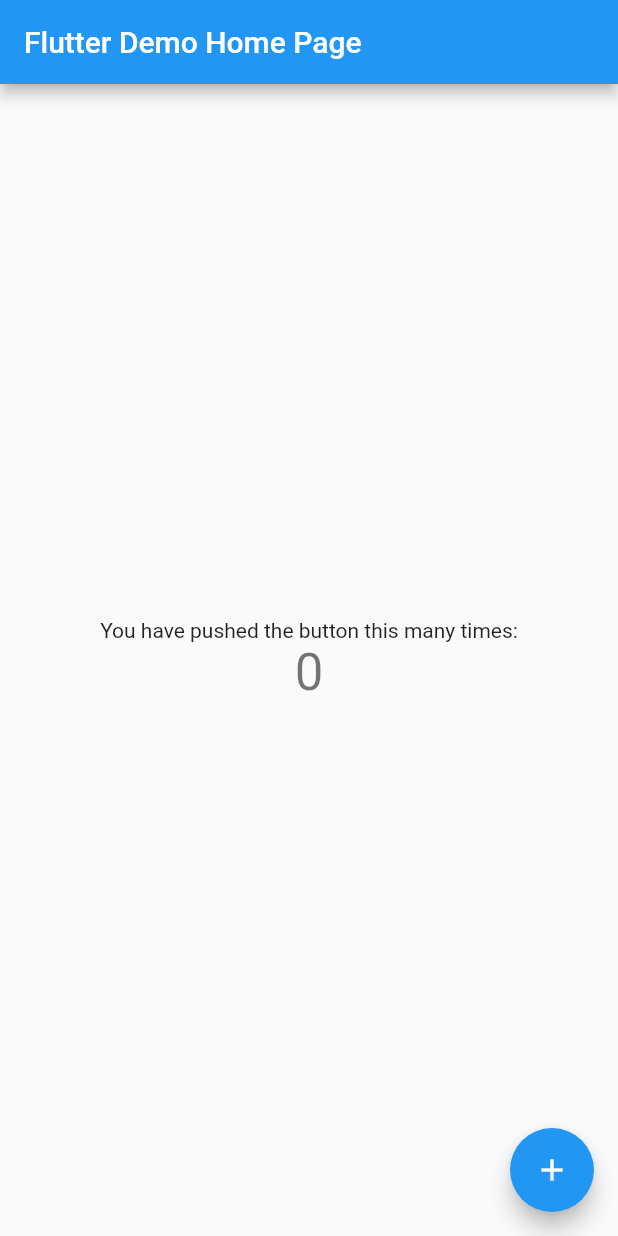
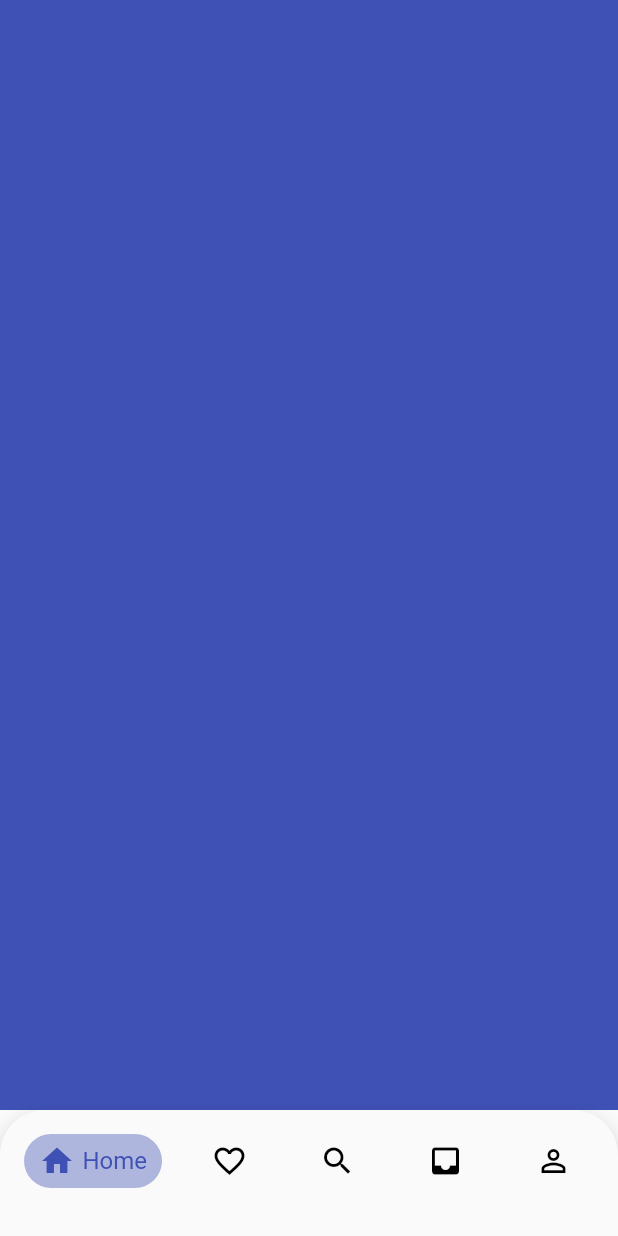
Before and after one commit to irufano/bottombar_navigation_pattern, a Flutter app: the screen it shows after launch, on a phone screen of 412 x 824 dp. Run offline on Flutter 3.47's test engine with Material 2 defaults, Android fonts, the phone set to English and light mode, and no system bars.

Commit message:
inital commit

```diff
--- /dev/null
+++ b/lib/animated_bottombar.dart
@@ -0,0 +1,117 @@
+import 'package:flutter/material.dart';
+
+class AnimatedBottomBar extends StatefulWidget {
+  final List<BarItem> barItems;
+  final Duration animationDuration;
+  final Function onBarTap;
+  final BarStyle barStyle;
+
+  AnimatedBottomBar({
+    this.barItems,
+    this.animationDuration = const Duration(milliseconds: 500),
+    this.onBarTap,
+    this.barStyle,
+  });
+
+  @override
+  _AnimatedBottomBarState createState() => _AnimatedBottomBarState();
+}
+
+class _AnimatedBottomBarState extends State<AnimatedBottomBar>
+    with TickerProviderStateMixin {
+  int selectedBarIndex = 0;
+
+  @override
+  Widget build(BuildContext context) {
+    return Material(
+      borderRadius: BorderRadius.only(topLeft: Radius.circular(30), topRight: Radius.circular(30)),
+      elevation: 10.0,
+      child: Padding(
+        padding: const EdgeInsets.only(
+          bottom: 32.0,
+          top: 16.0,
+          left: 16.0,
+          right: 16.0,
+        ),
+        child: Row(
+          mainAxisSize: MainAxisSize.max,
+          mainAxisAlignment: MainAxisAlignment.spaceBetween,
+          children: _buildBarItems(),
+        ),
+      ),
+
+    );
+  }
+
+  List<Widget> _buildBarItems() {
+    List<Widget> _barItems = List();
+
+    for (int i = 0; i < widget.barItems.length; i++) {
+      BarItem item = widget.barItems[i];
+      bool isSelected = selectedBarIndex == i;
+      _barItems.add(InkWell(
+        splashColor: Colors.transparent,
+        onTap: () {
+          setState(() {
+            selectedBarIndex = i;
+            widget.onBarTap(selectedBarIndex);
+          });
+        },
+        child: AnimatedContainer(
+          padding: const EdgeInsets.symmetric(horizontal: 10.0, vertical: 6.0),
+          duration: widget.animationDuration,
+          decoration: BoxDecoration(
+            color:
+                isSelected ? item.color.withOpacity(0.4) : Colors.transparent,
+            borderRadius: BorderRadius.all(Radius.circular(30)),
+          ),
+          child: Row(
+            children: <Widget>[
+              Icon(
+                item.iconData,
+                color: isSelected ? item.color : Colors.black,
+                size: widget.barStyle.iconSize,
+              ),
+              SizedBox(
+                width: 5.0,
+              ),
+              AnimatedSize(
+                duration: widget.animationDuration,
+                curve: Curves.easeInOut,
+                vsync: this,
+                child: Text(
+                  isSelected ? item.text : "",
+                  style: TextStyle(
+                      color: isSelected ? item.color : Colors.black,
+                      fontWeight: widget.barStyle.fontWeight,
+                      fontSize: widget.barStyle.fontSize),
+                ),
+              ),
+            ],
+          ),
+        ),
+      ));
+    }
+
+    return _barItems;
+  }
+}
+
+class BarStyle {
+  final double fontSize, iconSize;
+  final FontWeight fontWeight;
+
+  BarStyle({
+    this.fontSize = 18.0,
+    this.iconSize = 32,
+    this.fontWeight = FontWeight.w600,
+  });
+}
+
+class BarItem {
+  String text;
+  IconData iconData;
+  Color color;
+
+  BarItem({this.text, this.iconData, this.color});
+}
--- /dev/null
+++ b/lib/bottombar_navigation_screen.dart
@@ -0,0 +1,72 @@
+import 'package:bottombar_navigation_pattern/animated_bottombar.dart';
+import 'package:flutter/material.dart';
+
+class BottomBarNavigation extends StatefulWidget {
+  final List<BarItem> barItems = [
+    BarItem(
+      text: "Home",
+      iconData: Icons.home,
+      color: Colors.indigo,
+    ),
+    BarItem(
+      text: "Likes",
+      iconData: Icons.favorite_border,
+      color: Colors.pinkAccent,
+    ),
+    BarItem(
+      text: "Search",
+      iconData: Icons.search,
+      color: Colors.yellow.shade900,
+    ),
+    BarItem(
+      text: "Inbox",
+      iconData: Icons.inbox,
+      color: Colors.teal,
+    ),
+    BarItem(
+      text: "Profile",
+      iconData: Icons.person_outline,
+      color: Colors.teal,
+    ),
+  ];
+
+  @override
+  _BottomBarNavigationState createState() => _BottomBarNavigationState();
+}
+
+class _BottomBarNavigationState extends State<BottomBarNavigation> {
+  int selectedBarIndex = 0;
+  // final List<Widget> _children = [
+  //   HomeScreen(),
+  //   HistoryScreen(),
+  //   ScanScreen(),
+  //   VoucherScreen(),
+  //   ProfileScreen(),
+  // ];
+
+  @override
+  Widget build(BuildContext context) {
+    return Scaffold(
+      body: AnimatedContainer(
+        duration: const Duration(milliseconds: 300),
+        color: widget.barItems[selectedBarIndex].color,
+      ),
+      //// for change page
+      //_children[selectedBarIndex],
+      bottomNavigationBar: AnimatedBottomBar(
+          barItems: widget.barItems,
+          animationDuration: const Duration(milliseconds: 200),
+          barStyle: BarStyle(
+            fontSize: 16.0,
+            fontWeight: FontWeight.w400,
+            iconSize: 24.0,
+          ),
+          onBarTap: (index) {
+            print(index);
+            setState(() {
+              selectedBarIndex = index;
+            });
+          }),
+    );
+  }
+}
--- a/lib/main.dart
+++ b/lib/main.dart
@@ -1,111 +1,24 @@
+import 'package:bottombar_navigation_pattern/bottombar_navigation_screen.dart';
 import 'package:flutter/material.dart';
 
-void main() => runApp(MyApp());
+void main() => runApp(MainApp());
 
-class MyApp extends StatelessWidget {
-  // This widget is the root of your application.
+class MainApp extends StatefulWidget {
+  @override
+  _MainAppState createState() => _MainAppState();
+}
+
+class _MainAppState extends State<MainApp> {
+
   @override
   Widget build(BuildContext context) {
     return MaterialApp(
-      title: 'Flutter Demo',
-      theme: ThemeData(
-        // This is the theme of your application.
-        //
-        // Try running your application with "flutter run". You'll see the
-        // application has a blue toolbar. Then, without quitting the app, try
-        // changing the primarySwatch below to Colors.green and then invoke
-        // "hot reload" (press "r" in the console where you ran "flutter run",
-        // or simply save your changes to "hot reload" in a Flutter IDE).
-        // Notice that the counter didn't reset back to zero; the application
-        // is not restarted.
-        primarySwatch: Colors.blue,
-      ),
-      home: MyHomePage(title: 'Flutter Demo Home Page'),
+      debugShowCheckedModeBanner: false,
+      title: 'Navigation Pattern',
+      initialRoute: '/',
+      routes: {
+        '/': (context) => BottomBarNavigation(),
+      },
     );
   }
 }
-
-class MyHomePage extends StatefulWidget {
-  MyHomePage({Key key, this.title}) : super(key: key);
-
-  // This widget is the home page of your application. It is stateful, meaning
-  // that it has a State object (defined below) that contains fields that affect
-  // how it looks.
-
-  // This class is the configuration for the state. It holds the values (in this
-  // case the title) provided by the parent (in this case the App widget) and
-  // used by the build method of the State. Fields in a Widget subclass are
-  // always marked "final".
-
-  final String title;
-
-  @override
-  _MyHomePageState createState() => _MyHomePageState();
-}
-
-class _MyHomePageState extends State<MyHomePage> {
-  int _counter = 0;
-
-  void _incrementCounter() {
-    setState(() {
-      // This call to setState tells the Flutter framework that something has
-      // changed in this State, which causes it to rerun the build method below
-      // so that the display can reflect the updated values. If we changed
-      // _counter without calling setState(), then the build method would not be
-      // called again, and so nothing would appear to happen.
-      _counter++;
-    });
-  }
-
-  @override
-  Widget build(BuildContext context) {
-    // This method is rerun every time setState is called, for instance as done
-    // by the _incrementCounter method above.
-    //
-    // The Flutter framework has been optimized to make rerunning build methods
-    // fast, so that you can just rebuild anything that needs updating rather
-    // than having to individually change instances of widgets.
-    return Scaffold(
-      appBar: AppBar(
-        // Here we take the value from the MyHomePage object that was created by
-        // the App.build method, and use it to set our appbar title.
-        title: Text(widget.title),
-      ),
-      body: Center(
-        // Center is a layout widget. It takes a single child and positions it
-        // in the middle of the parent.
-        child: Column(
-          // Column is also a layout widget. It takes a list of children and
-          // arranges them vertically. By default, it sizes itself to fit its
-          // children horizontally, and tries to be as tall as its parent.
-          //
-          // Invoke "debug painting" (press "p" in the console, choose the
-          // "Toggle Debug Paint" action from the Flutter Inspector in Android
-          // Studio, or the "Toggle Debug Paint" command in Visual Studio Code)
-          // to see the wireframe for each widget.
-          //
-          // Column has various properties to control how it sizes itself and
-          // how it positions its children. Here we use mainAxisAlignment to
-          // center the children vertically; the main axis here is the vertical
-          // axis because Columns are vertical (the cross axis would be
-          // horizontal).
-          mainAxisAlignment: MainAxisAlignment.center,
-          children: <Widget>[
-            Text(
-              'You have pushed the button this many times:',
-            ),
-            Text(
-              '$_counter',
-              style: Theme.of(context).textTheme.display1,
-            ),
-          ],
-        ),
-      ),
-      floatingActionButton: FloatingActionButton(
-        onPressed: _incrementCounter,
-        tooltip: 'Increment',
-        child: Icon(Icons.add),
-      ), // This trailing comma makes auto-formatting nicer for build methods.
-    );
-  }
-}
```
Also changed, not shown: 1 other file.
